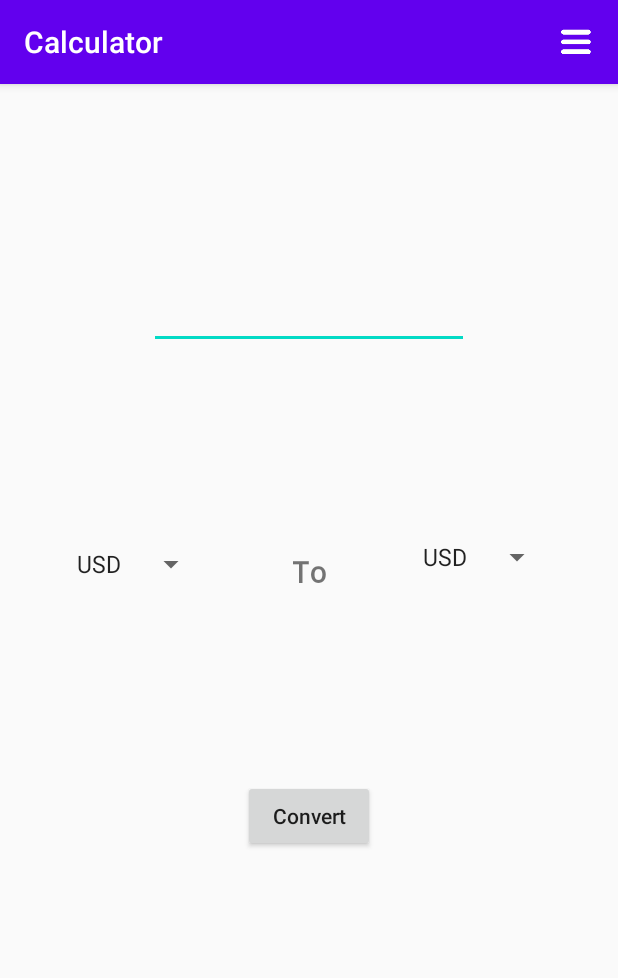
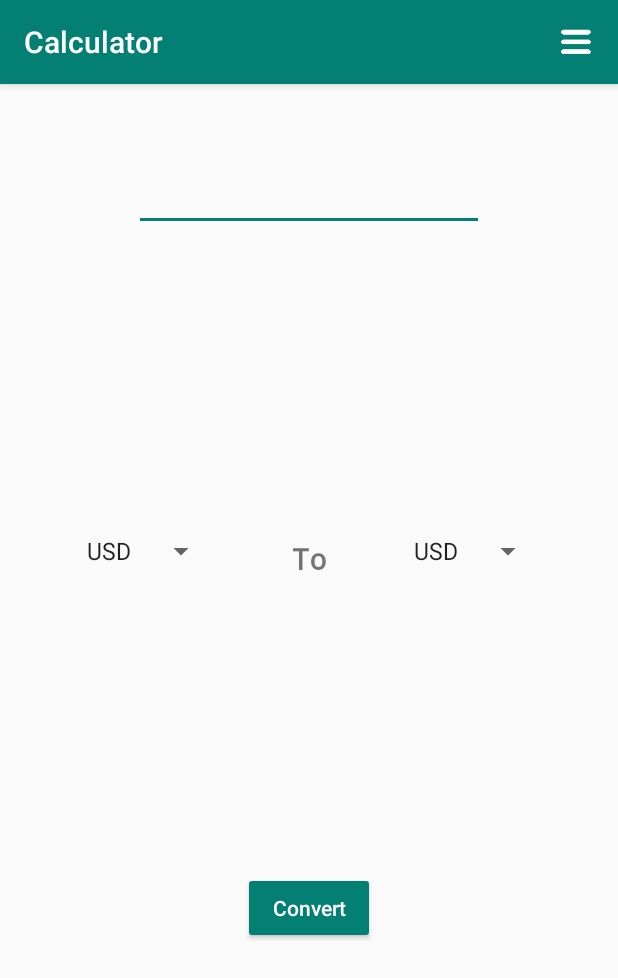
Before and after one commit to johnarn/Calculator, an Android app: the MainConverterActivity screen opened directly, with no data from a screen before it, on a phone screen of 412 x 824 dp. Shown: the top 978 px of the screen. Run offline under Robolectric (Android 15) with nearby library versions, the phone set to English and light mode, and no system bars.

Commit message:
Design changes

```diff
--- a/app/src/main/java/com/example/calculator/Controller/MainCalculatorActivity.java
+++ b/app/src/main/java/com/example/calculator/Controller/MainCalculatorActivity.java
@@ -47,6 +47,7 @@ public class MainCalculatorActivity extends AppCompatActivity {
     protected void onCreate(Bundle savedInstanceState) {
         super.onCreate(savedInstanceState);
         setContentView(R.layout.activity_main_calculator);
+
 
         //initialize Calculator Model
         calculatorModel = new CalculatorModel();
--- a/app/src/main/res/layout/activity_main_convertor.xml
+++ b/app/src/main/res/layout/activity_main_convertor.xml
@@ -8,9 +8,11 @@
         android:id="@+id/amountText"
         android:layout_width="wrap_content"
         android:layout_height="wrap_content"
+        android:layout_marginTop="50sp"
         android:ems="10"
+        android:gravity="center_horizontal"
         android:inputType="numberDecimal"
-        app:layout_constraintBottom_toTopOf="@+id/fromSpinner"
+        android:textSize="20sp"
         app:layout_constraintLeft_toLeftOf="parent"
         app:layout_constraintRight_toRightOf="parent"
         app:layout_constraintTop_toTopOf="parent" />
@@ -28,17 +30,16 @@
         android:id="@+id/toSpinner"
         android:layout_width="wrap_content"
         android:layout_height="wrap_content"
-        app:layout_constraintBottom_toTopOf="@+id/convertedAmountView"
+        app:layout_constraintBottom_toTopOf="@+id/btnConvert"
         app:layout_constraintHorizontal_bias="0.542"
         app:layout_constraintLeft_toRightOf="@+id/textView"
         app:layout_constraintRight_toRightOf="parent"
-        app:layout_constraintTop_toBottomOf="@+id/amountText"
-        app:layout_constraintVertical_bias="0.294" />
+        app:layout_constraintTop_toBottomOf="@+id/amountText" />
 
     <TextView
         android:id="@+id/textView"
-        android:layout_width="50dp"
-        android:layout_height="50dp"
+        android:layout_width="wrap_content"
+        android:layout_height="wrap_content"
         android:fontFamily="monospace"
         android:gravity="fill_vertical|center_horizontal|fill_horizontal|center"
         android:paddingTop="10dp"
@@ -56,9 +57,11 @@
         android:id="@+id/btnConvert"
         android:layout_width="wrap_content"
         android:layout_height="wrap_content"
+        android:backgroundTint="@color/colorPrimary"
         android:text="@string/convert"
         android:textAllCaps="false"
-        app:layout_constraintBottom_toTopOf="@+id/convertedAmountView"
+        android:textColor="@color/white"
+        app:layout_constraintBottom_toBottomOf="parent"
         app:layout_constraintLeft_toLeftOf="parent"
         app:layout_constraintRight_toRightOf="parent"
         app:layout_constraintTop_toBottomOf="@+id/textView" />
@@ -67,9 +70,11 @@
         android:id="@+id/convertedAmountView"
         android:layout_width="wrap_content"
         android:layout_height="wrap_content"
-        app:layout_constraintBottom_toBottomOf="parent"
-        app:layout_constraintLeft_toLeftOf="parent"
-        app:layout_constraintRight_toRightOf="parent"
-        app:layout_constraintTop_toBottomOf="@+id/btnConvert" />
+        android:textSize="30sp"
+        app:layout_constraintBottom_toTopOf="@+id/fromSpinner"
+        app:layout_constraintEnd_toEndOf="parent"
+        app:layout_constraintStart_toStartOf="parent"
+        app:layout_constraintTop_toBottomOf="@+id/amountText" />
+
 
 </androidx.constraintlayout.widget.ConstraintLayout>
--- a/app/src/main/res/values/colors.xml
+++ b/app/src/main/res/values/colors.xml
@@ -1,8 +1,10 @@
 <?xml version="1.0" encoding="utf-8"?>
 <resources>
-    <color name="colorPrimary">#6200EE</color>
+    <color name="colorPrimary">#038073</color>
     <color name="colorPrimaryDark">#3700B3</color>
-    <color name="colorAccent">#03DAC5</color>
-    <color name="colorOrange">#eb8334</color>
+    <color name="colorAccent">#038073</color>
+    <color name="colorOperands">#038073</color>
     <color name="colorTransparent">#00ff001C</color>
+    <color name="black">#000000</color>
+    <color name="white">#ffffff</color>
 </resources>
```
Also changed, not shown: app/src/main/res/layout/activity_main_calculator.xml (+8 -8 lines), 3 other files.
